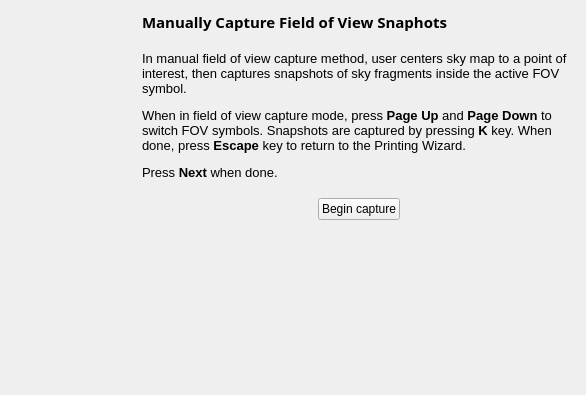
The window that kstars/printing/pwizfovmanual.ui (KDE/kstars) describes before a commit, drawn with Qt 5.
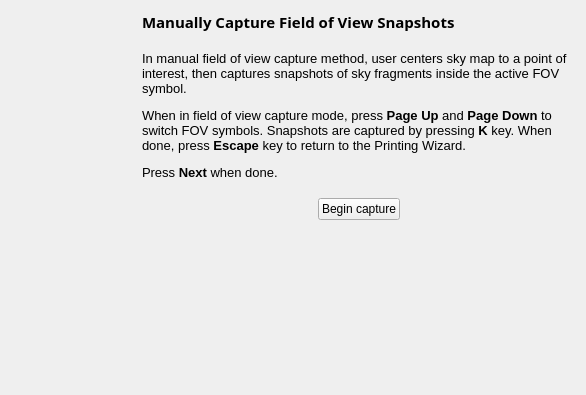
The same window after the commit.

Commit message: fix typo: Snaphots->Snapshots

Diff of the .ui file:
```diff
--- a/kstars/printing/pwizfovmanual.ui
+++ b/kstars/printing/pwizfovmanual.ui
@@ -68,7 +68,7 @@
         </font>
        </property>
        <property name="text">
-        <string>Manually Capture Field of View Snaphots</string>
+        <string>Manually Capture Field of View Snapshots</string>
        </property>
       </widget>
      </item>
```
